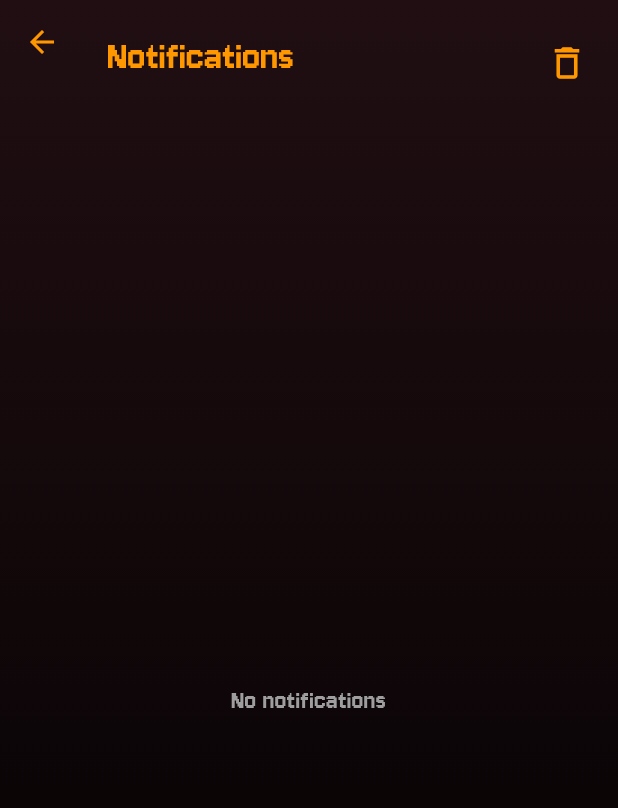
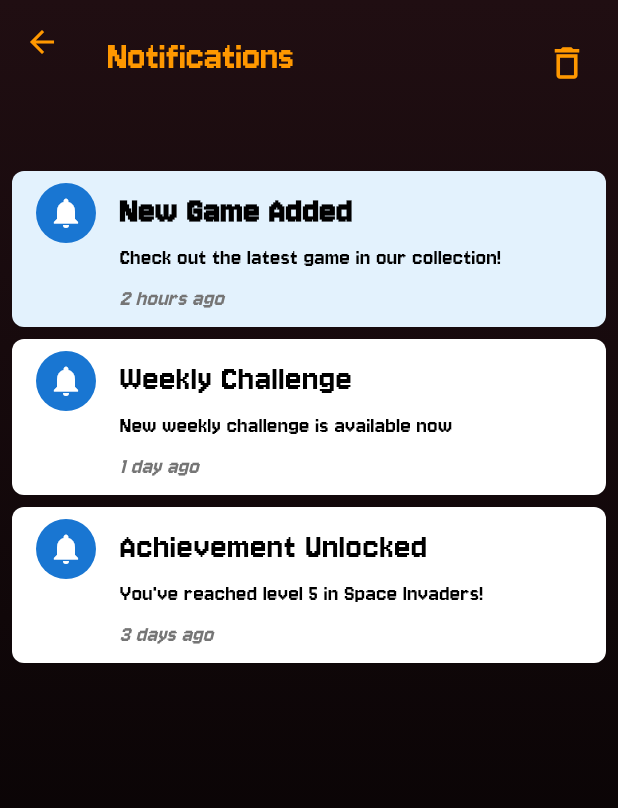
Before and after one commit to Isuru-Eranda/game_arcade, a Flutter app: the NotificationScreen screen opened directly, on a phone screen of 412 x 824 dp. Shown: the top 808 px of the screen. Run offline on Flutter 3.47's test engine with Material 3 defaults, Android fonts, the phone set to English and light mode, and no system bars; our stand-ins replace cloud_firestore, firebase_auth, firebase_core, firebase_storage, image_picker; missing offline and left inert: flame; accounts and stored records are empty.

Commit message:
UI update

```diff
--- a/lib/controllers/notification_controller.dart
+++ b/lib/controllers/notification_controller.dart
@@ -11,7 +11,26 @@ class NotificationController {
   NotificationController._internal();
 
   // Sample notification data - in a real app this would be fetched from a database or API
-  final List<NotificationItem> notifications = [];
+  final List<NotificationItem> notifications = [
+    NotificationItem(
+      title: "New Game Added",
+      message: "Check out the latest game in our collection!",
+      time: "2 hours ago",
+      isRead: false,
+    ),
+    NotificationItem(
+      title: "Weekly Challenge",
+      message: "New weekly challenge is available now",
+      time: "1 day ago",
+      isRead: true,
+    ),
+    NotificationItem(
+      title: "Achievement Unlocked",
+      message: "You've reached level 5 in Space Invaders!",
+      time: "3 days ago",
+      isRead: true,
+    ),
+  ];
 
   void clearAllNotifications() {
     notifications.clear();
--- a/lib/screens/notification_screen.dart
+++ b/lib/screens/notification_screen.dart
@@ -52,7 +52,7 @@ class _NotificationScreenState extends State<NotificationScreen> {
           ? const Center(
               child: Text(
                 'No notifications',
-                style: TextStyle(fontSize: 18, color: Colors.grey),
+                style: TextStyle(fontSize: 16, color: Colors.grey),
               ),
             )
           : ListView.builder(
@@ -115,14 +115,14 @@ class NotificationTile extends StatelessWidget {
             Text(
               notification.message,
               style: TextStyle(
-                fontSize: 20,
+                fontSize: 16,
               ),
             ),
             const SizedBox(height: 4),
             Text(
               notification.time,
               style: TextStyle(
-                fontSize: 18,
+                fontSize: 16,
                 color: Colors.grey.shade600,
                 fontStyle: FontStyle.italic,
               ),
```
